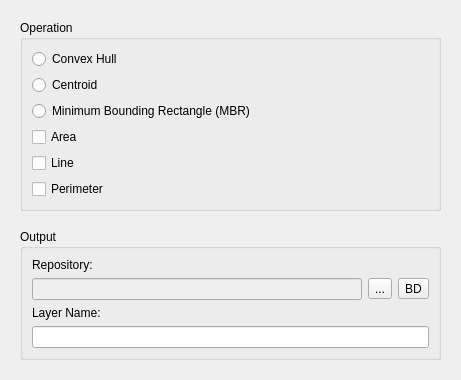
Above: src/terralib/vp/qt/ui/BasicOpOutputWizardPageForm.ui from claudiobogossian/terralib5 before the change. Below: the same form after it.
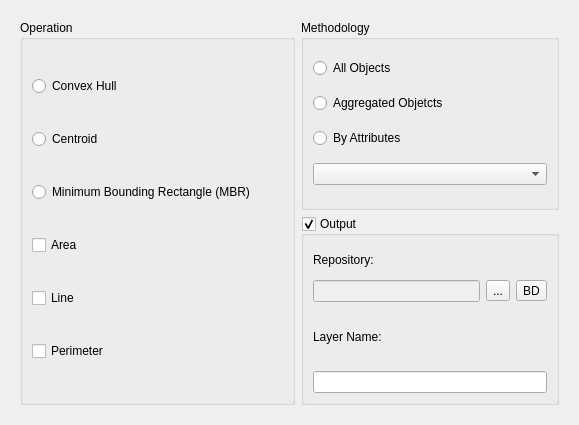
That is the form after the change.

```diff
--- a/src/terralib/vp/qt/ui/BasicOpOutputWizardPageForm.ui
+++ b/src/terralib/vp/qt/ui/BasicOpOutputWizardPageForm.ui
@@ -6,18 +6,16 @@
    <rect>
     <x>0</x>
     <y>0</y>
-    <width>461</width>
-    <height>380</height>
+    <width>579</width>
+    <height>425</height>
    </rect>
   </property>
   <property name="windowTitle">
    <string>WizardPage</string>
   </property>
-  <layout class="QGridLayout" name="gridLayout">
-   <item row="0" column="0">
-    <widget class="QWidget" name="m_widgetOutput" native="true">
      <layout class="QGridLayout" name="gridLayout_7">
       <item row="0" column="0">
+    <widget class="QWidget" name="m_widgetOutput" native="true">
        <layout class="QGridLayout" name="gridLayout_5">
         <item row="0" column="0">
          <layout class="QGridLayout" name="gridLayout_4">
@@ -32,7 +30,7 @@
             <property name="title">
              <string>Operation</string>
             </property>
-            <layout class="QGridLayout" name="gridLayout_2">
+          <layout class="QGridLayout" name="gridLayout_8">
              <item row="0" column="0">
               <widget class="QRadioButton" name="m_convexHullRadioButton">
                <property name="text">
@@ -108,20 +106,40 @@
             </layout>
            </widget>
           </item>
+        <item row="0" column="1">
+         <layout class="QGridLayout" name="gridLayout_2">
+          <item row="0" column="0">
+           <widget class="QGroupBox" name="m_methodologyGroupBox">
+            <property name="title">
+             <string>Methodology</string>
+            </property>
+            <layout class="QGridLayout" name="gridLayout">
+             <item row="0" column="0">
+              <widget class="QRadioButton" name="m_allObjectsRadioButton">
+               <property name="text">
+                <string>All Objects</string>
+               </property>
+              </widget>
+             </item>
           <item row="1" column="0">
-           <spacer name="verticalSpacer">
-            <property name="orientation">
-             <enum>Qt::Vertical</enum>
-            </property>
-            <property name="sizeHint" stdset="0">
-             <size>
-              <width>20</width>
-              <height>40</height>
-             </size>
-            </property>
-           </spacer>
-          </item>
-         </layout>
+              <widget class="QRadioButton" name="m_simpleRadioButton">
+               <property name="text">
+                <string>Aggregated Objetcts</string>
+               </property>
+              </widget>
+             </item>
+             <item row="2" column="0">
+              <widget class="QRadioButton" name="m_byAttributesRadioButton">
+               <property name="text">
+                <string>By Attributes</string>
+               </property>
+              </widget>
+             </item>
+             <item row="3" column="0">
+              <widget class="QComboBox" name="m_attributesComboBox"/>
+             </item>
+            </layout>
+           </widget>
         </item>
         <item row="1" column="0">
          <widget class="QGroupBox" name="groupBox_2">
@@ -134,6 +152,9 @@
           <property name="title">
            <string>Output</string>
           </property>
+            <property name="checkable">
+             <bool>true</bool>
+            </property>
           <layout class="QGridLayout" name="gridLayout_6">
            <item row="0" column="0">
             <layout class="QGridLayout" name="gridLayout_11">
@@ -199,6 +220,8 @@
            </item>
           </layout>
          </widget>
+          </item>
+         </layout>
         </item>
        </layout>
       </item>
```
Lines whose indentation alone changed are shown as unchanged.
